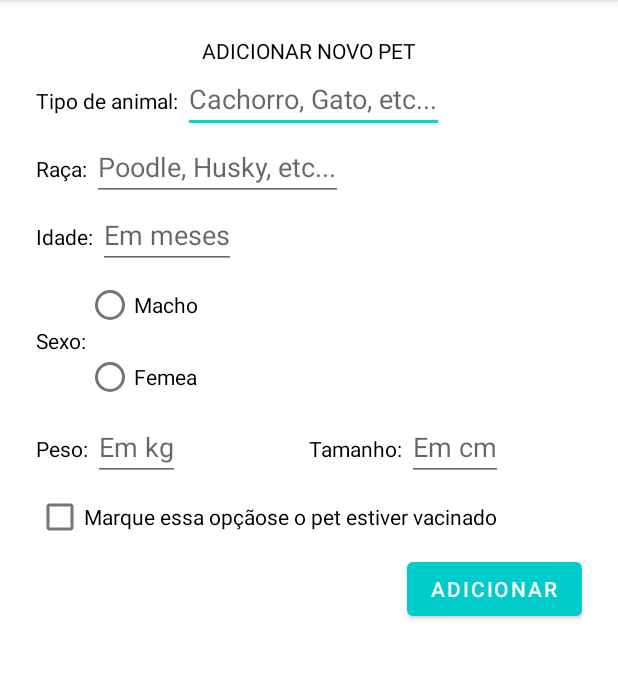
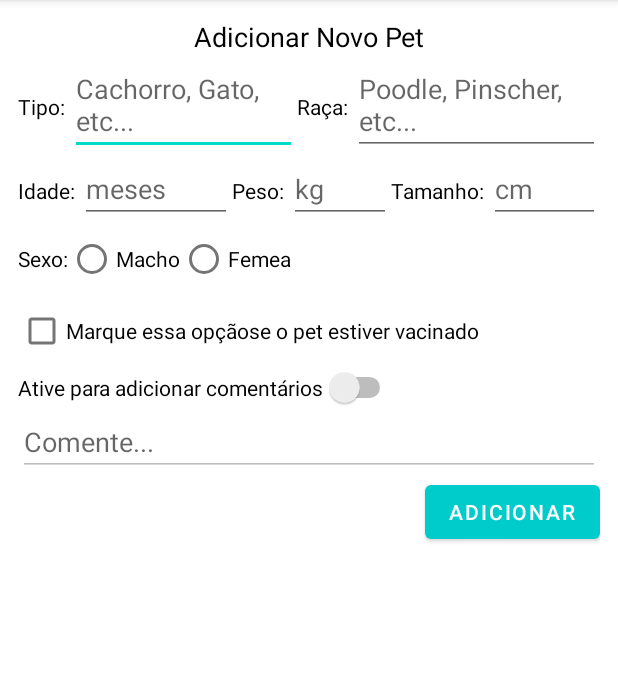
Before and after one commit to uriellopes/AdotePets, an Android app: the AdcionarPetFragment screen opened directly, with no data from a screen before it, on a phone screen of 412 x 824 dp, the part 84-763 px from its top. Run offline under Robolectric (Android 15) with nearby library versions, the light colour scheme and no system bars.

Commit message:
Adicionar funcionalidade para adicionar pets

```diff
--- a/app/src/main/java/com/example/adotepets/AdicionarPet.java
+++ b/app/src/main/java/com/example/adotepets/AdicionarPet.java
@@ -4,13 +4,16 @@ import androidx.annotation.NonNull;
 import androidx.appcompat.app.AppCompatActivity;
 import androidx.fragment.app.FragmentManager;
 
+import android.content.Intent;
 import android.os.Bundle;
 import android.view.Menu;
 import android.view.MenuItem;
 
+import com.example.adotepets.fragments.AdcionarPetFragment;
 import com.example.adotepets.fragments.InfoDialogFragment;
+import com.example.adotepets.model.Pet;
 
-public class AdicionarPet extends AppCompatActivity {
+public class AdicionarPet extends AppCompatActivity implements AdcionarPetFragment.clickAdicionarPet {
 
     private FragmentManager manager;
 
@@ -37,4 +40,12 @@ public class AdicionarPet extends AppCompatActivity {
         }
         return super.onOptionsItemSelected(item);
     }
+
+    @Override
+    public void adicionouPet(Pet pet) {
+        Intent i = new Intent();
+        i.putExtra("novo_pet", pet);
+        setResult(RESULT_OK, i);
+        finish();
+    }
 }
--- a/app/src/main/java/com/example/adotepets/fragments/AdcionarPetFragment.java
+++ b/app/src/main/java/com/example/adotepets/fragments/AdcionarPetFragment.java
@@ -1,5 +1,6 @@
 package com.example.adotepets.fragments;
 
+import android.app.Activity;
 import android.os.Bundle;
 
 import androidx.fragment.app.Fragment;
@@ -7,10 +8,27 @@ import androidx.fragment.app.Fragment;
 import android.view.LayoutInflater;
 import android.view.View;
 import android.view.ViewGroup;
+import android.widget.Button;
+import android.widget.CheckBox;
+import android.widget.CompoundButton;
+import android.widget.EditText;
+import android.widget.RadioButton;
+import android.widget.RadioGroup;
+import android.widget.Switch;
+import android.widget.Toast;
 
 import com.example.adotepets.R;
+import com.example.adotepets.model.Pet;
 
 public class AdcionarPetFragment extends Fragment {
+
+    private EditText editTipo, editRaca, editIdade, editPeso, editTamanho, editDescricao;
+    private RadioGroup editSexo;
+    private CheckBox editVacinado;
+    private Pet novoPet;
+    private Button btnAdicionar;
+    private Switch switch_descricao;
+    private View layout;
 
     public AdcionarPetFragment() {
         // Required empty public constructor
@@ -24,6 +42,109 @@ public class AdcionarPetFragment extends Fragment {
     @Override
     public View onCreateView(LayoutInflater inflater, ViewGroup container,
                              Bundle savedInstanceState) {
-        return inflater.inflate(R.layout.fragment_adcionar_pet, container, false);
+        layout = inflater.inflate(R.layout.fragment_adcionar_pet, container, false);
+
+        editTipo = layout.findViewById(R.id.edit_tipo);
+        editRaca = layout.findViewById(R.id.edit_raca);
+        editIdade = layout.findViewById(R.id.edit_idade);
+        editSexo = layout.findViewById(R.id.edit_sexo);
+        editPeso = layout.findViewById(R.id.edit_peso);
+        editTamanho = layout.findViewById(R.id.edit_tamanho);
+        editVacinado = layout.findViewById(R.id.edit_vacinado);
+        editDescricao = layout.findViewById(R.id.edit_descricao);
+        btnAdicionar = layout.findViewById(R.id.btnAdicionar);
+        switch_descricao = layout.findViewById(R.id.switch1);
+
+        editDescricao.setEnabled(false);
+
+        switch_descricao.setOnCheckedChangeListener(new CompoundButton.OnCheckedChangeListener() {
+            @Override
+            public void onCheckedChanged(CompoundButton buttonView, boolean isChecked) {
+                if( isChecked ) {
+                    editDescricao.setEnabled(true);
+                } else {
+                    editDescricao.setEnabled(false);
+                }
+            }
+        });
+
+        btnAdicionar.setOnClickListener(new View.OnClickListener() {
+            @Override
+            public void onClick(View v) {
+                adicionarPet();
+            }
+        });
+
+        return layout;
+    }
+
+    public interface clickAdicionarPet{
+        void adicionouPet(Pet pet);
+    }
+
+    public void adicionarPet() {
+        Activity a = getActivity();
+
+        if ( a instanceof clickAdicionarPet ) {
+
+            if( editTipo.getText() == null || editTipo.getText().toString().trim().equals("") ) {
+                Toast.makeText(getActivity(), "Digite o tipo do pet a ser adicionado!", Toast.LENGTH_SHORT).show();
+                return;
+            }
+
+            if( editRaca.getText() == null || editRaca.getText().toString().trim().equals("") ) {
+                Toast.makeText(getActivity(), "Digite a raça do pet a ser adicionada!", Toast.LENGTH_SHORT).show();
+                return;
+            }
+
+            if( editIdade.getText() == null || editIdade.getText().toString().trim().equals("") ) {
+                Toast.makeText(getActivity(), "Digite a idade do pet", Toast.LENGTH_SHORT).show();
+                return;
+            }
+
+            if( editPeso.getText() == null || editPeso.getText().toString().trim().equals("") ) {
+                Toast.makeText(getActivity(), "Digite o peso do pet", Toast.LENGTH_SHORT).show();
+                return;
+            }
+
+            if( editTamanho.getText() == null || editTamanho.getText().toString().trim().equals("") ) {
+                Toast.makeText(getActivity(), "Digite o tamanho do pet", Toast.LENGTH_SHORT).show();
+                return;
+            }
+
+            if( editSexo.getCheckedRadioButtonId() == -1 ) {
+                Toast.makeText(getActivity(), "Escolha o sexo do seu pet!", Toast.LENGTH_SHORT).show();
+                return;
+            }
+
+            int selectedId = editSexo.getCheckedRadioButtonId();
+            RadioButton btn_radio = layout.findViewById(selectedId);
+            String desc;
+
+            if( switch_descricao.isChecked() ) {
+                if( editDescricao.getText() == null || editDescricao.getText().toString().trim().equals("") ) {
+                    Toast.makeText(getActivity(), "Digite o comentário ou desmarque a opcão para adicionar comentário!", Toast.LENGTH_SHORT).show();
+                    return;
+                } else {
+                    desc = editDescricao.getText().toString();
+                }
+            } else {
+                desc = "Nenhum comentário adicional...";
+            }
+
+            novoPet = new Pet(
+                    editTipo.getText().toString(),
+                    editRaca.getText().toString(),
+                    btn_radio.getText().toString(),
+                    desc,
+                    Integer.valueOf(editIdade.getText().toString()),
+                    Integer.valueOf(editTamanho.getText().toString()),
+                    Float.valueOf(editPeso.getText().toString()),
+                    editVacinado.isChecked()
+            );
+        }
+
+        clickAdicionarPet listener = (clickAdicionarPet) a;
+        listener.adicionouPet(novoPet);
     }
 }
--- a/app/src/main/res/layout/fragment_adcionar_pet.xml
+++ b/app/src/main/res/layout/fragment_adcionar_pet.xml
@@ -4,14 +4,15 @@
     android:layout_height="match_parent"
     android:layout_width="match_parent"
     android:orientation="vertical"
-    android:padding="24dp">
+    android:padding="12dp">
 
     <TextView
         android:layout_width="match_parent"
         android:layout_height="wrap_content"
-        android:text="ADICIONAR NOVO PET"
+        android:text="Adicionar Novo Pet"
         android:textColor="@color/black"
-        android:gravity="center"/>
+        android:gravity="center"
+        android:textSize="18dp"/>
 
     <LinearLayout
         android:layout_width="match_parent"
@@ -21,20 +22,16 @@
             android:layout_width="wrap_content"
             android:layout_height="wrap_content"
             android:textColor="@color/black"
-            android:text="Tipo de animal: "
+            android:text="Tipo: "
             android:labelFor="@+id/edit_tipo"/>
 
         <EditText
             android:layout_width="wrap_content"
             android:layout_height="wrap_content"
             android:hint="Cachorro, Gato, etc..."
+            android:maxLines="1"
+            android:layout_weight="1"
             android:id="@+id/edit_tipo"/>
-
-    </LinearLayout>
-
-    <LinearLayout
-        android:layout_width="match_parent"
-        android:layout_height="wrap_content" >
 
         <TextView
             android:layout_width="wrap_content"
@@ -46,7 +43,9 @@
         <EditText
             android:layout_width="wrap_content"
             android:layout_height="wrap_content"
-            android:hint="Poodle, Husky, etc..."
+            android:hint="Poodle, Pinscher, etc..."
+            android:layout_weight="1"
+            android:maxLines="1"
             android:id="@+id/edit_raca"/>
 
     </LinearLayout>
@@ -65,8 +64,42 @@
         <EditText
             android:layout_width="wrap_content"
             android:layout_height="wrap_content"
-            android:hint="Em meses"
+            android:hint="meses"
             android:id="@+id/edit_idade"
+            android:maxLines="1"
+            android:layout_weight="1"
+            android:inputType="number"/>
+
+        <TextView
+            android:layout_width="wrap_content"
+            android:layout_height="wrap_content"
+            android:textColor="@color/black"
+            android:text="Peso: "
+            android:labelFor="@+id/edit_peso"/>
+
+        <EditText
+            android:layout_width="wrap_content"
+            android:layout_height="wrap_content"
+            android:hint="kg"
+            android:id="@+id/edit_peso"
+            android:layout_weight="1"
+            android:maxLines="1"
+            android:inputType="number"/>
+
+        <TextView
+            android:layout_width="wrap_content"
+            android:layout_height="wrap_content"
+            android:text="Tamanho: "
+            android:textColor="@color/black"
+            android:labelFor="@+id/edit_tamanho"/>
+
+        <EditText
+            android:layout_width="wrap_content"
+            android:layout_height="wrap_content"
+            android:hint="cm"
+            android:layout_weight="1"
+            android:id="@+id/edit_tamanho"
+            android:maxLines="1"
             android:inputType="number"/>
 
     </LinearLayout>
@@ -85,7 +118,8 @@
         <RadioGroup
             android:layout_width="wrap_content"
             android:layout_height="wrap_content"
-            android:id="@+id/edit_sexo">
+            android:id="@+id/edit_sexo"
+            android:orientation="horizontal">
 
             <RadioButton
                 android:id="@+id/radioButton1"
@@ -105,61 +139,34 @@
 
     <LinearLayout
         android:layout_width="match_parent"
-        android:layout_height="wrap_content" >
+        android:layout_height="wrap_content">
 
-        <LinearLayout
+        <CheckBox
+            android:id="@+id/edit_vacinado"
             android:layout_width="match_parent"
             android:layout_height="wrap_content"
-            android:layout_weight="1">
-
-            <TextView
-                android:layout_width="wrap_content"
-                android:layout_height="wrap_content"
-                android:textColor="@color/black"
-                android:text="Peso: "
-                android:labelFor="@+id/edit_peso"/>
-
-            <EditText
-                android:layout_width="wrap_content"
-                android:layout_height="wrap_content"
-                android:hint="Em kg"
-                android:id="@+id/edit_peso"
-                android:inputType="number"/>
-
-        </LinearLayout>
-
-        <LinearLayout
-            android:layout_width="match_parent"
-            android:layout_height="wrap_content"
-            android:layout_weight="1">
-
-            <TextView
-                android:layout_width="wrap_content"
-                android:layout_height="wrap_content"
-                android:text="Tamanho: "
-                android:textColor="@color/black"
-                android:labelFor="@+id/edit_tamanho"/>
-
-            <EditText
-                android:layout_width="wrap_content"
-                android:layout_height="wrap_content"
-                android:hint="Em cm"
-                android:id="@+id/edit_tamanho"
-                android:inputType="number"/>
-
-        </LinearLayout>
+            android:text="Marque essa opçãose o pet estiver vacinado " />
 
     </LinearLayout>
 
     <LinearLayout
         android:layout_width="match_parent"
-        android:layout_height="wrap_content">
+        android:layout_height="wrap_content"
+        android:orientation="vertical">
 
-        <CheckBox
-            android:id="@+id/editVacinado"
+        <Switch
+            android:id="@+id/switch1"
+            android:layout_width="wrap_content"
+            android:layout_height="wrap_content"
+            android:text="Ative para adicionar comentários" />
+
+
+        <EditText
             android:layout_width="match_parent"
             android:layout_height="wrap_content"
-            android:text="Marque essa opçãose o pet estiver vacinado " />
+            android:hint="Comente..."
+            android:maxLines="5"
+            android:id="@+id/edit_descricao"/>
 
     </LinearLayout>
 
```
Also changed, not shown: app/src/main/java/com/example/adotepets/MainActivity.java (+5 -3 lines), app/src/main/java/com/example/adotepets/model/Pet.java (+17 -4 lines).
